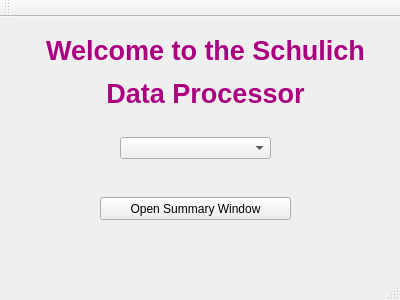
This is mainwindow.ui in mshubat-forked/cs3307-group-project as Qt 5 draws it before an edit. The edited form follows.
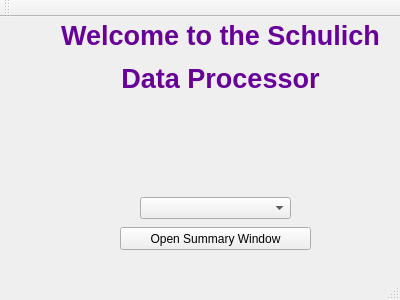
This is the edited form.

Commit message: updating the main window by adding a logo

Diff of the .ui file:
```diff
--- a/mainwindow.ui
+++ b/mainwindow.ui
@@ -13,25 +13,31 @@
   <property name="windowTitle">
    <string>Team Cherry</string>
   </property>
+  <property name="autoFillBackground">
+   <bool>false</bool>
+  </property>
+  <property name="animated">
+   <bool>true</bool>
+  </property>
   <widget class="QWidget" name="centralWidget">
    <widget class="QLabel" name="label">
     <property name="geometry">
      <rect>
-      <x>20</x>
+      <x>50</x>
       <y>0</y>
-      <width>371</width>
-      <height>111</height>
+      <width>341</width>
+      <height>81</height>
      </rect>
     </property>
     <property name="text">
-     <string>&lt;html&gt;&lt;head/&gt;&lt;body&gt;&lt;p align=&quot;center&quot;&gt;&lt;span style=&quot; font-size:20pt; font-weight:600; color:#aa007f;&quot;&gt;Welcome to the Schulich&lt;/span&gt;&lt;/p&gt;&lt;p align=&quot;center&quot;&gt;&lt;span style=&quot; font-size:20pt; font-weight:600; color:#aa007f;&quot;&gt;Data Processor&lt;/span&gt;&lt;/p&gt;&lt;/body&gt;&lt;/html&gt;</string>
+     <string>&lt;html&gt;&lt;head/&gt;&lt;body&gt;&lt;p align=&quot;center&quot;&gt;&lt;span style=&quot; font-size:20pt; font-weight:600; color:#660099;&quot;&gt;Welcome to the Schulich&lt;/span&gt;&lt;/p&gt;&lt;p align=&quot;center&quot;&gt;&lt;span style=&quot; font-size:20pt; font-weight:600; color:#660099;&quot;&gt;Data Processor&lt;/span&gt;&lt;/p&gt;&lt;/body&gt;&lt;/html&gt;</string>
     </property>
    </widget>
    <widget class="QComboBox" name="comboBox">
     <property name="geometry">
      <rect>
-      <x>120</x>
-      <y>120</y>
+      <x>140</x>
+      <y>180</y>
       <width>151</width>
       <height>22</height>
      </rect>
@@ -40,16 +46,44 @@
    <widget class="QPushButton" name="pushButton">
     <property name="geometry">
      <rect>
-      <x>100</x>
-      <y>180</y>
+      <x>120</x>
+      <y>210</y>
       <width>191</width>
       <height>23</height>
      </rect>
     </property>
+    <property name="minimumSize">
+     <size>
+      <width>191</width>
+      <height>0</height>
+     </size>
+    </property>
     <property name="text">
      <string>Open Summary Window</string>
     </property>
    </widget>
+   <widget class="QLabel" name="label_2">
+    <property name="geometry">
+     <rect>
+      <x>118</x>
+      <y>80</y>
+      <width>221</width>
+      <height>91</height>
+     </rect>
+    </property>
+    <property name="midLineWidth">
+     <number>1</number>
+    </property>
+    <property name="text">
+     <string/>
+    </property>
+    <property name="alignment">
+     <set>Qt::AlignJustify|Qt::AlignVCenter</set>
+    </property>
+    <property name="indent">
+     <number>0</number>
+    </property>
+   </widget>
   </widget>
   <widget class="QMenuBar" name="menuBar">
    <property name="geometry">
```
Left out of the diff: 6 changed lines with no effect on the pictures. The commit also changes 1 other file.
